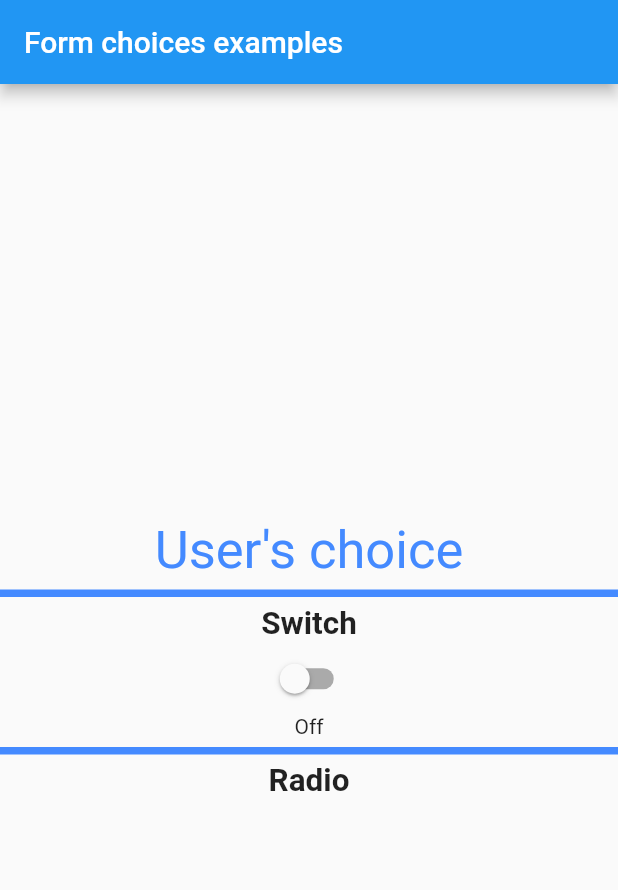
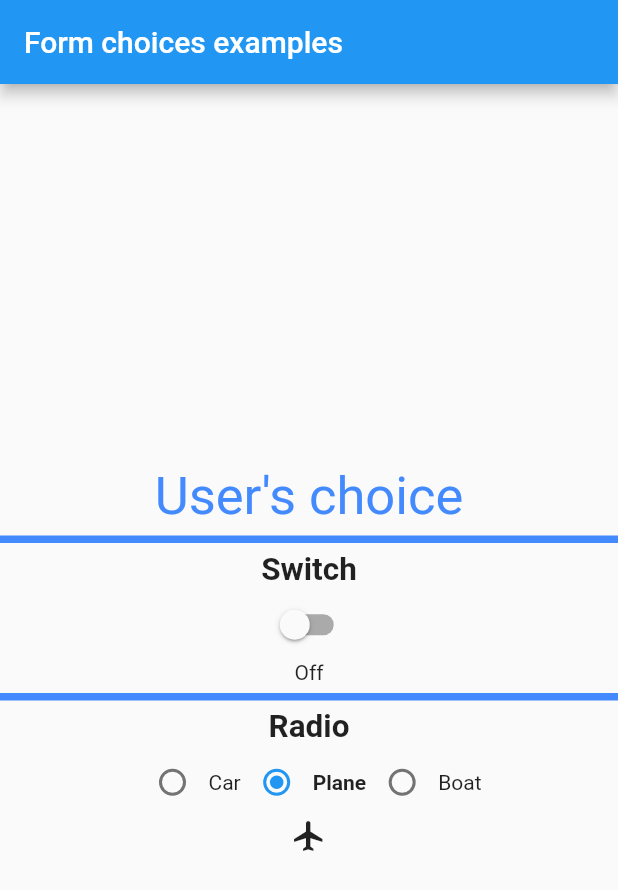
Before and after one commit to houcem-h/dsi3_forms_choices, a Flutter app: the screen it shows after launch, on a phone screen of 412 x 824 dp. Shown: the top 890 px of the screen. Run offline on Flutter 3.47's test engine with Material 2 defaults, Android fonts, the phone set to English and light mode, and no system bars.

Commit message:
make choices using radio

```diff
--- a/lib/choice_list.dart
+++ b/lib/choice_list.dart
@@ -1,4 +1,4 @@
-enum choicesList {
+enum ChoicesList {
   plane,
   boat,
   car
--- a/lib/main.dart
+++ b/lib/main.dart
@@ -1,4 +1,6 @@
 import 'package:flutter/material.dart';
+
+import './choice_list.dart';
 
 void main() {
   runApp(const MyApp());
@@ -32,6 +34,8 @@ class MyHomePage extends StatefulWidget {
 class _MyHomePageState extends State<MyHomePage> {
 
   bool _switchChoice = false;
+  ChoicesList _radioChoice = ChoicesList.plane;
+  Icon _radioIcon = const Icon(Icons.flight);
 
   @override
   Widget build(BuildContext context) {
@@ -63,6 +67,55 @@ class _MyHomePageState extends State<MyHomePage> {
             Text(_switchChoice ? "On" : "Off"),
             const Divider(color: Colors.blueAccent, thickness: 5),
             const Text("Radio", style: TextStyle(fontWeight: FontWeight.bold, fontSize: 21)),
+            Row(
+              mainAxisAlignment: MainAxisAlignment.center,
+              children: <Widget>[
+                Radio(
+                    value: ChoicesList.car,
+                    groupValue: _radioChoice,
+                    onChanged: (value) {
+                      setState(() {
+                        _radioChoice = ChoicesList.car;
+                        _radioIcon = const Icon(Icons.directions_car);
+                      });
+                    }
+                ),
+                Text(
+                  "Car",
+                  style: _radioChoice == ChoicesList.car ? const TextStyle(fontWeight: FontWeight.bold) : const TextStyle(),
+                  //style: _radioChoice == ChoicesList.car ? const TextStyle(fontWeight: FontWeight.bold) : const TextStyle(),
+                ),
+                Radio(
+                    value: ChoicesList.plane,
+                    groupValue: _radioChoice,
+                    onChanged: (value) {
+                      setState(() {
+                        _radioChoice = ChoicesList.plane;
+                        _radioIcon = const Icon(Icons.flight);
+                      });
+                    }
+                ),
+                Text(
+                    "Plane",
+                  style: _radioChoice == ChoicesList.plane ? const TextStyle(fontWeight: FontWeight.bold) : const TextStyle(),
+                ),
+                Radio(
+                    value: ChoicesList.boat,
+                    groupValue: _radioChoice,
+                    onChanged: (value) {
+                      setState(() {
+                        _radioChoice = ChoicesList.boat;
+                        _radioIcon = const Icon(Icons.directions_boat);
+                      });
+                    }
+                ),
+                Text(
+                    "Boat",
+                  style: _radioChoice == ChoicesList.boat ? const TextStyle(fontWeight: FontWeight.bold) : const TextStyle(),
+                ),
+              ],
+            ),
+            _radioIcon,
           ],
         ),
       ),
```
